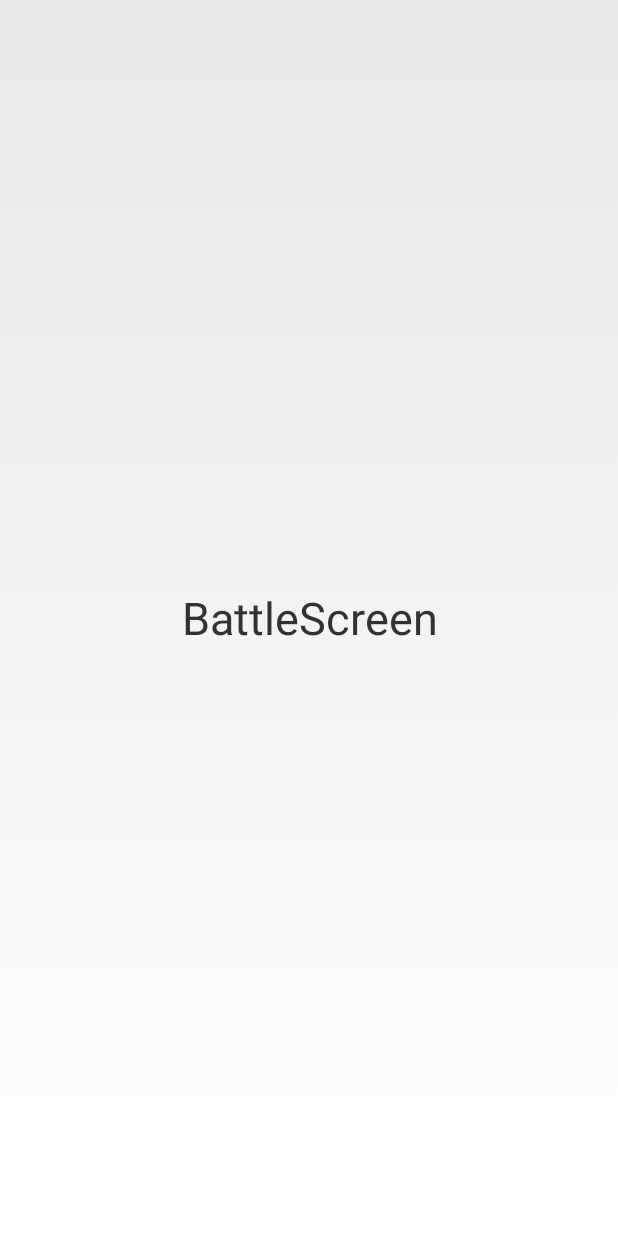
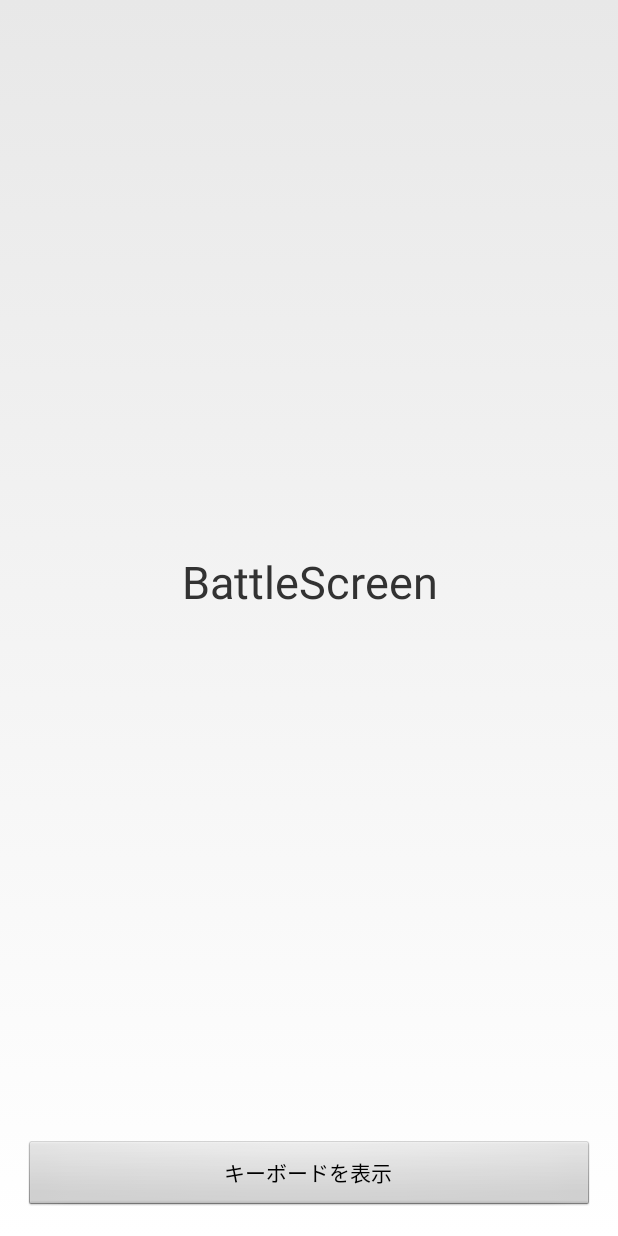
Before and after one commit to FlickFighterGroup/FlickFighter, an Android app: the BattleActivity screen opened directly, with no data from a screen before it, on a phone screen of 412 x 824 dp. Run offline under Robolectric (Android 15) with nearby library versions, the phone set to English and light mode, and no system bars.

Commit message:
キーボード表示用のボタン追加

```diff
--- a/app/src/main/res/layout/activity_battle.xml
+++ b/app/src/main/res/layout/activity_battle.xml
@@ -19,11 +19,10 @@
         android:gravity="center"
         />
 
-    <Button
-        android:layout_width="match_parent"
-        android:layout_height="wrap_content"
-        android:visibility="gone"
-        android:text="キーボードを表示"
-        />
+   <jp.ac.it_college.std.flickfighter.KeyBoardDisplayButton
+       android:layout_width="match_parent"
+       android:layout_height="wrap_content"
+       android:text="キーボードを表示"
+       />
 
 </LinearLayout>
```
